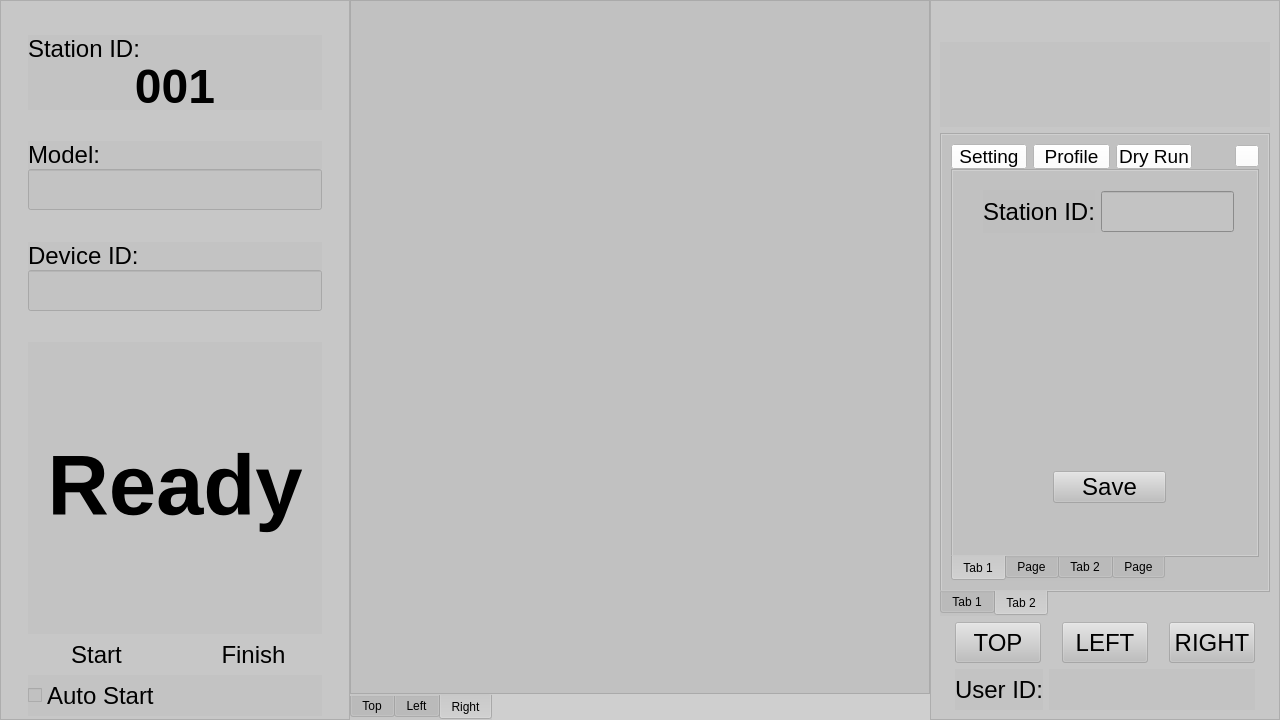
This is psi_auto.ui in zytzjx/pyui as Qt 5 draws it before an edit. The edited form follows.
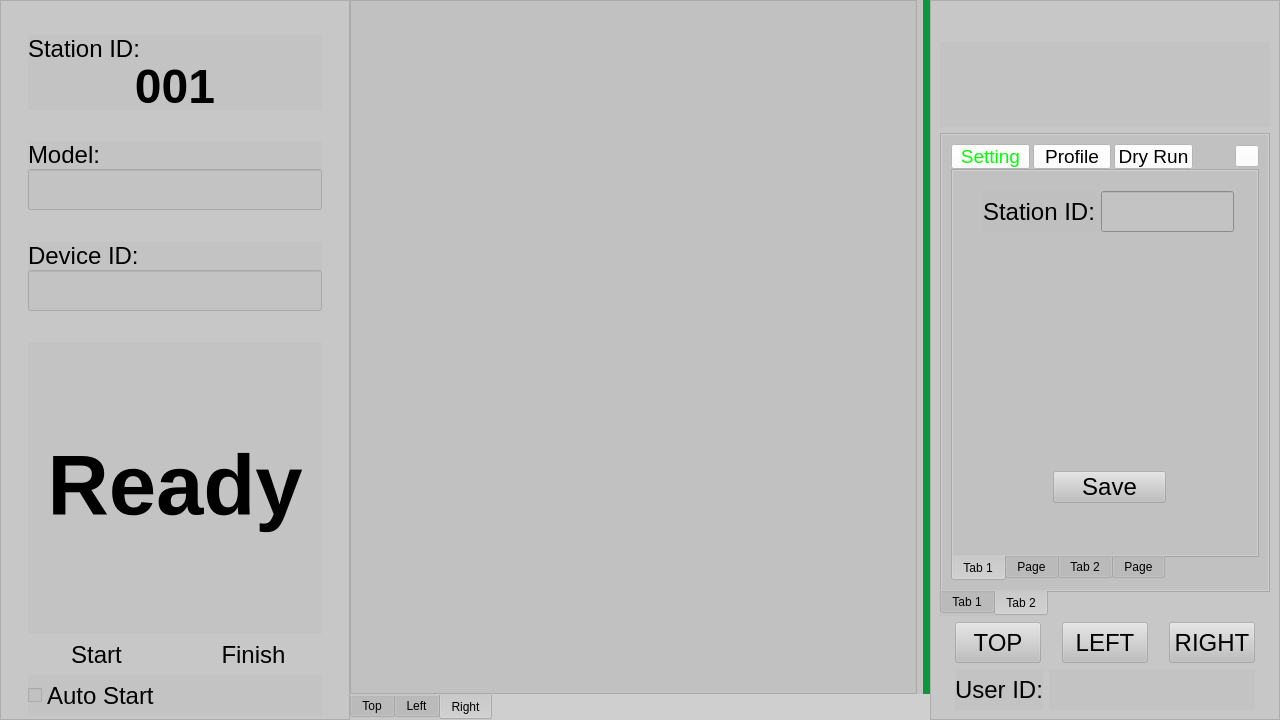
This is the edited form. The open tabs and pages were chosen to show the change. Icons and pictures are not drawn. Custom widgets are drawn as their Qt base class.

```diff
--- a/psi_auto.ui
+++ b/psi_auto.ui
@@ -519,6 +519,22 @@
            <item row="0" column="0">
             <widget class="PhotoViewer" name="imageRight"/>
            </item>
+           <item row="0" column="1">
+            <widget class="DetectLabel" name="lblImageRight">
+             <property name="styleSheet">
+              <string notr="true">background-color: rgb(11, 152, 60);</string>
+             </property>
+             <property name="text">
+              <string/>
+             </property>
+             <property name="scaledContents">
+              <bool>false</bool>
+             </property>
+             <property name="alignment">
+              <set>Qt::AlignCenter</set>
+             </property>
+            </widget>
+           </item>
           </layout>
          </widget>
         </widget>
@@ -658,13 +674,13 @@
               <item>
                <layout class="QHBoxLayout" name="horizontalLayout_4">
                 <property name="spacing">
-                 <number>6</number>
+                 <number>3</number>
                 </property>
                 <item>
                  <widget class="QPushButton" name="pbtabSetting">
                   <property name="minimumSize">
                    <size>
-                    <width>50</width>
+                    <width>65</width>
                     <height>25</height>
                    </size>
                   </property>
@@ -676,7 +692,7 @@
                   </property>
                   <property name="styleSheet">
                    <string notr="true">background-color:  rgb(255, 255, 255);
-color: rgb(0, 0, 0);</string>
+color: rgb(0, 255, 0);</string>
                   </property>
                   <property name="text">
                    <string>Setting</string>
@@ -693,7 +709,7 @@
                  <widget class="QPushButton" name="pbtabProfile">
                   <property name="minimumSize">
                    <size>
-                    <width>50</width>
+                    <width>65</width>
                     <height>25</height>
                    </size>
                   </property>
@@ -722,7 +738,7 @@
                  <widget class="QPushButton" name="pbtabDryrun">
                   <property name="minimumSize">
                    <size>
-                    <width>50</width>
+                    <width>65</width>
                     <height>25</height>
                    </size>
                   </property>
@@ -1619,6 +1635,11 @@
    <extends>QGraphicsView</extends>
    <header>PhotoViewer</header>
   </customwidget>
+  <customwidget>
+   <class>DetectLabel</class>
+   <extends>QLabel</extends>
+   <header>detectLabel</header>
+  </customwidget>
  </customwidgets>
  <tabstops>
   <tabstop>leModel</tabstop>
```
Left out of the diff: 36 changed lines with no effect on the pictures.
